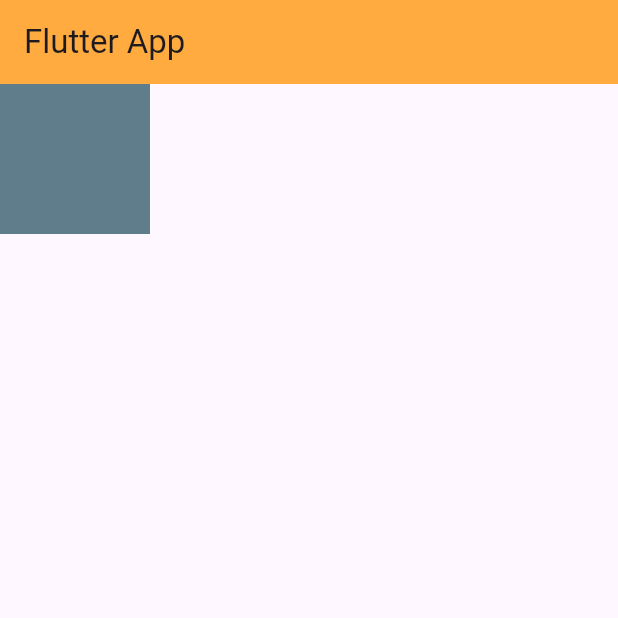
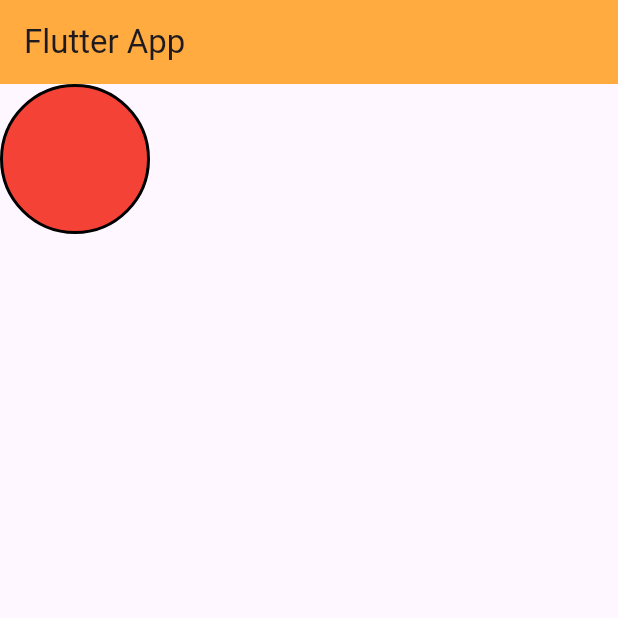
Before and after one commit to JahanRazh/My_First_Flutter_App, a Flutter app: the screen it shows after launch, on a phone screen of 412 x 824 dp, the top half of it. Run offline on Flutter 3.47's test engine with Material 3 defaults, Android fonts, the phone set to English and light mode, and no system bars.

Commit message:
update Container in main.dart with new decoration and border styling

```diff
--- a/lib/main.dart
+++ b/lib/main.dart
@@ -17,9 +17,16 @@ class MyApp extends StatelessWidget {
           backgroundColor: Colors.orangeAccent,
         ),
         body: Container(
-          color: Colors.blueGrey,
           height: 100,
           width: 100,
+          decoration: BoxDecoration(
+            color: Colors.red,
+            border: Border.all(
+              color: Colors.black,
+              width: 2,
+            ),
+            borderRadius: BorderRadius.circular(1000),
+          ),
         ),
       ),
     );
```
